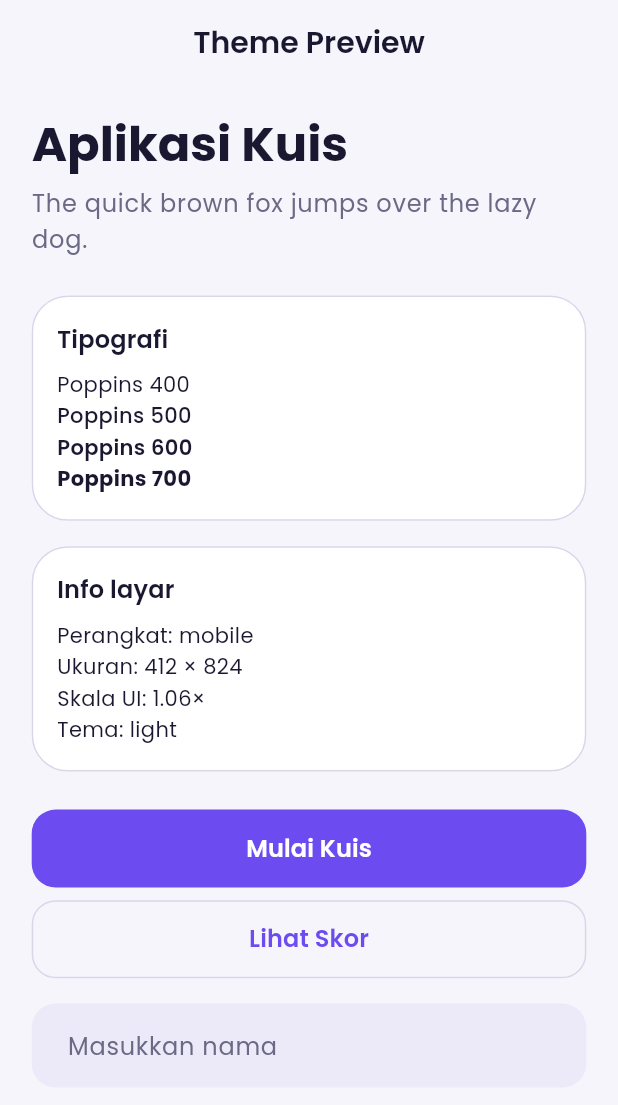
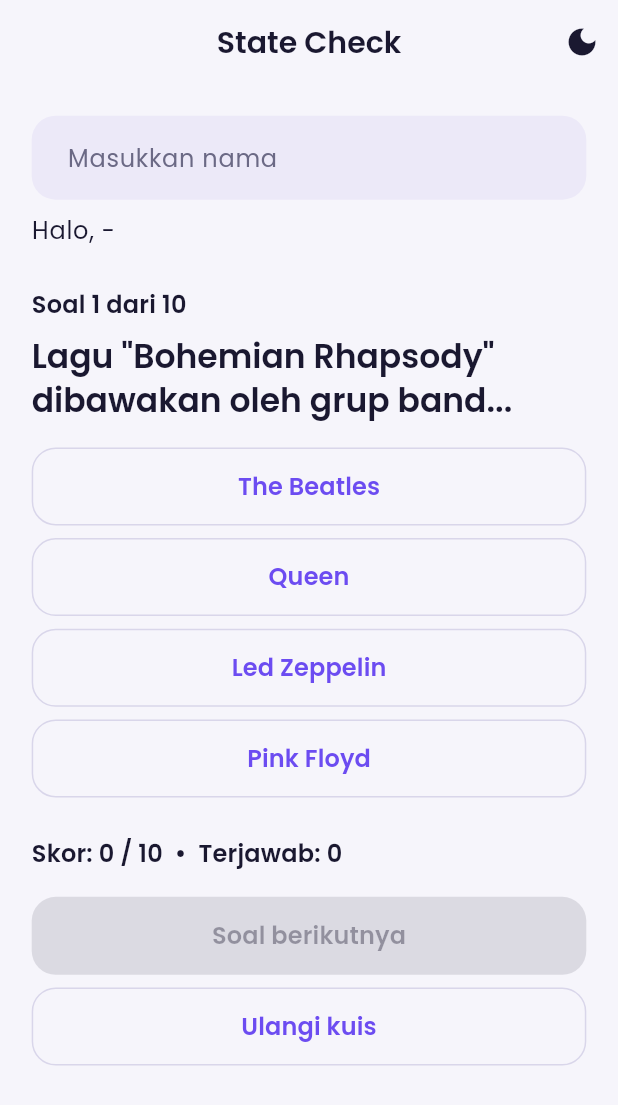
Before and after one commit to RekhiWirya/uts_pemob_rekhi, a Flutter app: the screen it shows after launch, on a phone screen of 412 x 824 dp. Shown: the top 1105 px of the screen. Run offline on Flutter 3.47's test engine with Material 3 defaults, Android fonts, the phone set to English and light mode, and no system bars.

Commit message:
Update tugas Uts

```diff
--- /dev/null
+++ b/lib/data/dummy_questions.dart
@@ -0,0 +1,65 @@
+import '../models/question.dart';
+
+
+const List<Question> dummyQuestions = [
+  Question(
+    text: 'Lagu "Bohemian Rhapsody" dibawakan oleh grup band...',
+    options: ['The Beatles', 'Queen', 'Led Zeppelin', 'Pink Floyd'],
+    correctIndex: 1,
+    explanation: 'Dirilis tahun 1975 dalam album "A Night at the Opera" milik Queen.',
+  ),
+  Question(
+    text: 'Siapa penyanyi lagu "Shape of You"?',
+    options: ['Bruno Mars', 'Shawn Mendes', 'Ed Sheeran', 'Justin Bieber'],
+    correctIndex: 2,
+    explanation: 'Lagu ini dirilis Ed Sheeran tahun 2017 dalam album "÷ (Divide)".',
+  ),
+  Question(
+    text: 'Lagu "Billie Jean" adalah hit dari penyanyi...',
+    options: ['Michael Jackson', 'Prince', 'Stevie Wonder', 'Elton John'],
+    correctIndex: 0,
+    explanation: 'Lagu ini ada di album "Thriller" milik Michael Jackson.',
+  ),
+  Question(
+    text: 'Lagu "Someone Like You" dinyanyikan oleh...',
+    options: ['Amy Winehouse', 'Dua Lipa', 'Taylor Swift', 'Adele'],
+    correctIndex: 3,
+    explanation: 'Lagu ini ada di album "21" milik Adele yang dirilis tahun 2011.',
+  ),
+  Question(
+    text: 'Lagu "Laskar Pelangi", soundtrack film dengan judul yang sama, dinyanyikan oleh...',
+    options: ['Ungu', 'Sheila on 7', 'Nidji', 'Peterpan'],
+    correctIndex: 2,
+    explanation: 'Nidji membawakan lagu ini sebagai soundtrack film Laskar Pelangi (2008).',
+  ),
+  Question(
+    text: 'Siapa penyanyi lagu "Hati-Hati di Jalan"?',
+    options: ['Raisa', 'Tulus', 'Hindia', 'Isyana Sarasvati'],
+    correctIndex: 1,
+    explanation: 'Lagu ini dirilis Tulus tahun 2022 dalam album "Manusia".',
+  ),
+  Question(
+    text: 'Lagu "Imagine" yang terkenal dengan pesan perdamaiannya diciptakan dan dinyanyikan oleh...',
+    options: ['Bob Dylan', 'Elton John', 'Paul McCartney', 'John Lennon'],
+    correctIndex: 3,
+    explanation: 'John Lennon merilis "Imagine" pada tahun 1971.',
+  ),
+  Question(
+    text: 'Lagu "Uptown Funk" dibawakan oleh Mark Ronson bersama...',
+    options: ['Bruno Mars', 'Pharrell Williams', 'Justin Timberlake', 'Ed Sheeran'],
+    correctIndex: 0,
+    explanation: 'Bruno Mars menjadi vokalis utama pada "Uptown Funk" yang dirilis tahun 2014.',
+  ),
+  Question(
+    text: 'Bagian lagu yang diulang-ulang dan paling mudah diingat pendengar disebut...',
+    options: ['Intro', 'Bridge', 'Chorus', 'Outro'],
+    correctIndex: 2,
+    explanation: 'Chorus (reff) adalah bagian utama yang diulang, biasanya paling catchy.',
+  ),
+  Question(
+    text: 'Lagu "Despacito" dinyanyikan dalam bahasa...',
+    options: ['Portugis', 'Spanyol', 'Italia', 'Prancis'],
+    correctIndex: 1,
+    explanation: 'Despacito dibawakan Luis Fonsi dan Daddy Yankee dalam bahasa Spanyol.',
+  ),
+];
--- a/lib/main.dart
+++ b/lib/main.dart
@@ -1,10 +1,21 @@
 import 'package:flutter/material.dart';
+import 'package:provider/provider.dart';
 
-import 'screens/theme_preview_screen.dart';
+import 'providers/quiz_provider.dart';
+import 'providers/theme_provider.dart';
+import 'screens/state_check_screen.dart';
 import 'theme/app_theme.dart';
 
 void main() {
-  runApp(const QuizApp());
+  runApp(
+    MultiProvider(
+      providers: [
+        ChangeNotifierProvider(create: (_) => ThemeProvider()),
+        ChangeNotifierProvider(create: (_) => QuizProvider()),
+      ],
+      child: const QuizApp(),
+    ),
+  );
 }
 
 class QuizApp extends StatelessWidget {
@@ -12,13 +23,16 @@
 
   @override
   Widget build(BuildContext context) {
+    final themeMode =
+    context.select<ThemeProvider, ThemeMode>((p) => p.themeMode);
+
     return MaterialApp(
       title: 'Aplikasi Kuis',
       debugShowCheckedModeBanner: false,
       theme: AppTheme.lightTheme,
       darkTheme: AppTheme.darkTheme,
-      themeMode: ThemeMode.system,
-      home: const ThemePreviewScreen(),
+      themeMode: themeMode,
+      home: const StateCheckScreen(),
     );
   }
 }
--- /dev/null
+++ b/lib/models/question.dart
@@ -0,0 +1,16 @@
+
+class Question {
+  final String text;
+  final List<String> options;
+  final int correctIndex;
+  final String? explanation;
+
+  const Question({
+    required this.text,
+    required this.options,
+    required this.correctIndex,
+    this.explanation,
+  });
+
+  bool isCorrect(int optionIndex) => optionIndex == correctIndex;
+}
--- /dev/null
+++ b/lib/providers/quiz_provider.dart
@@ -0,0 +1,71 @@
+import 'package:flutter/foundation.dart';
+
+import '../data/dummy_questions.dart';
+import '../models/question.dart';
+
+
+class QuizProvider extends ChangeNotifier {
+  QuizProvider({List<Question> questions = dummyQuestions})
+      : _questions = questions,
+        _answers = List<int?>.filled(questions.length, null);
+
+  final List<Question> _questions;
+  final List<int?> _answers;
+  String _userName = '';
+  int _currentIndex = 0;
+
+
+  List<Question> get questions => List.unmodifiable(_questions);
+  String get userName => _userName;
+  int get currentIndex => _currentIndex;
+  int get totalQuestions => _questions.length;
+  Question get currentQuestion => _questions[_currentIndex];
+  bool get isLastQuestion => _currentIndex == totalQuestions - 1;
+
+
+  double get progress => (_currentIndex + 1) / totalQuestions;
+
+  int? get selectedAnswer => _answers[_currentIndex];
+  bool get isCurrentAnswered => selectedAnswer != null;
+  bool get isCurrentCorrect => selectedAnswer == currentQuestion.correctIndex;
+
+  int get answeredCount => _answers.where((a) => a != null).length;
+
+  int get score {
+    var correct = 0;
+    for (var i = 0; i < _questions.length; i++) {
+      if (_answers[i] == _questions[i].correctIndex) correct++;
+    }
+    return correct;
+  }
+
+
+  double get scorePercent => score / totalQuestions * 100;
+
+
+  void setUserName(String name) {
+    _userName = name.trim();
+    notifyListeners();
+  }
+
+
+  void selectAnswer(int optionIndex) {
+    if (isCurrentAnswered) return;
+    if (optionIndex < 0 || optionIndex >= currentQuestion.options.length) return;
+    _answers[_currentIndex] = optionIndex;
+    notifyListeners();
+  }
+
+  void nextQuestion() {
+    if (isLastQuestion) return;
+    _currentIndex++;
+    notifyListeners();
+  }
+
+
+  void restart() {
+    _answers.fillRange(0, _answers.length, null);
+    _currentIndex = 0;
+    notifyListeners();
+  }
+}
--- /dev/null
+++ b/lib/providers/theme_provider.dart
@@ -0,0 +1,15 @@
+import 'package:flutter/material.dart';
+
+
+class ThemeProvider extends ChangeNotifier {
+  ThemeMode _themeMode = ThemeMode.system;
+
+  ThemeMode get themeMode => _themeMode;
+
+
+  void toggle(Brightness currentBrightness) {
+    _themeMode =
+    currentBrightness == Brightness.dark ? ThemeMode.light : ThemeMode.dark;
+    notifyListeners();
+  }
+}
--- /dev/null
+++ b/lib/screens/state_check_screen.dart
@@ -0,0 +1,106 @@
+import 'package:flutter/material.dart';
+import 'package:provider/provider.dart';
+
+import '../providers/quiz_provider.dart';
+import '../providers/theme_provider.dart';
+import '../theme/app_colors.dart';
+import '../utils/responsive.dart';
+
+/// HALAMAN SEMENTARA untuk menguji Provider. Akan diganti pada Hari 3.
+class StateCheckScreen extends StatelessWidget {
+  const StateCheckScreen({super.key});
+
+  @override
+  Widget build(BuildContext context) {
+    final quiz = context.watch<QuizProvider>();
+    final theme = Theme.of(context);
+    final question = quiz.currentQuestion;
+    final gap = context.scale(16);
+
+    return Scaffold(
+      appBar: AppBar(
+        title: const Text('State Check'),
+        actions: [
+          IconButton(
+            tooltip: 'Ganti tema',
+            icon: Icon(
+              theme.brightness == Brightness.dark
+                  ? Icons.light_mode
+                  : Icons.dark_mode,
+            ),
+            onPressed: () =>
+                context.read<ThemeProvider>().toggle(theme.brightness),
+          ),
+        ],
+      ),
+      body: SafeArea(
+        child: Center(
+          child: ConstrainedBox(
+            constraints:
+            const BoxConstraints(maxWidth: Responsive.maxContentWidth),
+            child: ListView(
+              padding: EdgeInsets.all(context.scale(20)),
+              children: [
+                TextField(
+                  decoration: const InputDecoration(hintText: 'Masukkan nama'),
+                  onChanged: (value) =>
+                      context.read<QuizProvider>().setUserName(value),
+                ),
+                SizedBox(height: gap / 2),
+                Text(
+                  'Halo, ${quiz.userName.isEmpty ? '-' : quiz.userName}',
+                  style: theme.textTheme.bodyLarge,
+                ),
+                SizedBox(height: gap * 1.5),
+                Text(
+                  'Soal ${quiz.currentIndex + 1} dari ${quiz.totalQuestions}',
+                  style: theme.textTheme.titleMedium,
+                ),
+                SizedBox(height: gap / 2),
+                Text(question.text, style: theme.textTheme.headlineSmall),
+                SizedBox(height: gap),
+                for (var i = 0; i < question.options.length; i++)
+                  Padding(
+                    padding: EdgeInsets.only(bottom: gap / 2),
+                    child: OutlinedButton(
+                      onPressed:
+                      quiz.isCurrentAnswered ? null : () => quiz.selectAnswer(i),
+                      child: Text(question.options[i]),
+                    ),
+                  ),
+                if (quiz.isCurrentAnswered)
+                  Text(
+                    quiz.isCurrentCorrect
+                        ? 'Benar ✔'
+                        : 'Salah ✘ (jawaban benar: ${question.options[question.correctIndex]})',
+                    style: theme.textTheme.bodyLarge?.copyWith(
+                      color: quiz.isCurrentCorrect
+                          ? AppColors.success
+                          : AppColors.error,
+                    ),
+                  ),
+                SizedBox(height: gap),
+                Text(
+                  'Skor: ${quiz.score} / ${quiz.totalQuestions}  •  Terjawab: ${quiz.answeredCount}',
+                  style: theme.textTheme.titleMedium,
+                ),
+                SizedBox(height: gap),
+                FilledButton(
+                  onPressed: quiz.isCurrentAnswered && !quiz.isLastQuestion
+                      ? quiz.nextQuestion
+                      : null,
+                  child: const Text('Soal berikutnya'),
+                ),
+                SizedBox(height: gap / 2),
+                OutlinedButton(
+                  onPressed: quiz.restart,
+                  child: const Text('Ulangi kuis'),
+                ),
+              ],
+            ),
+          ),
+        ),
+      ),
+    );
+  }
+}
--- a/pubspec.yaml
+++ b/pubspec.yaml
@@ -14,6 +14,7 @@
 
 
   cupertino_icons: ^1.0.8
+  provider: ^6.1.5+1
 
 dev_dependencies:
   flutter_test:
```
Also changed, not shown: pubspec.lock.
